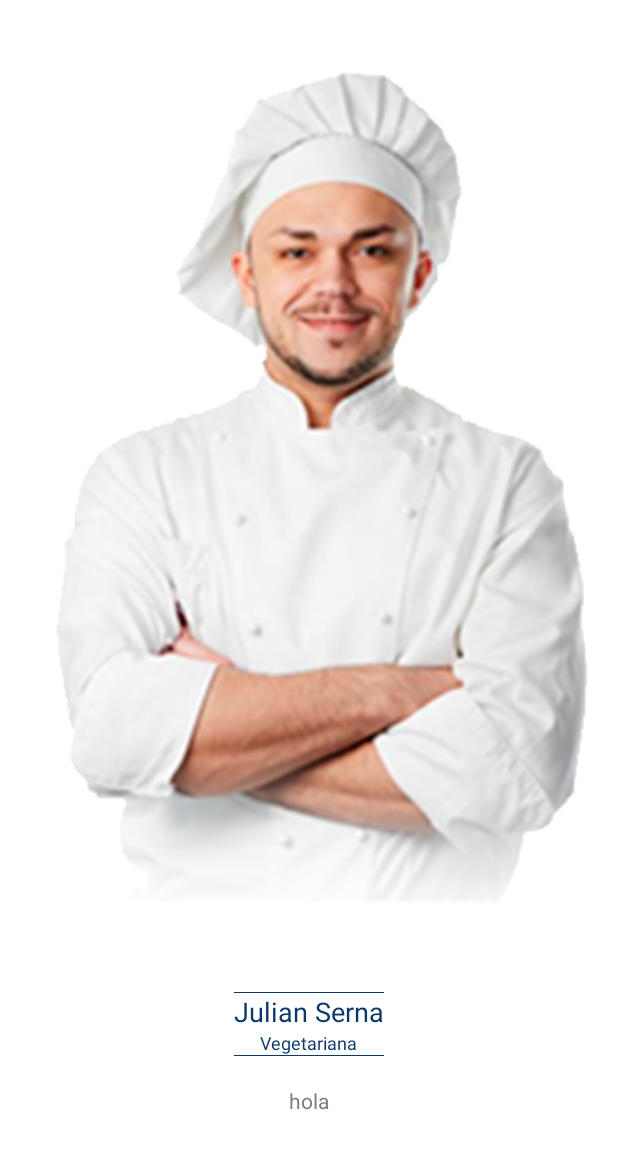
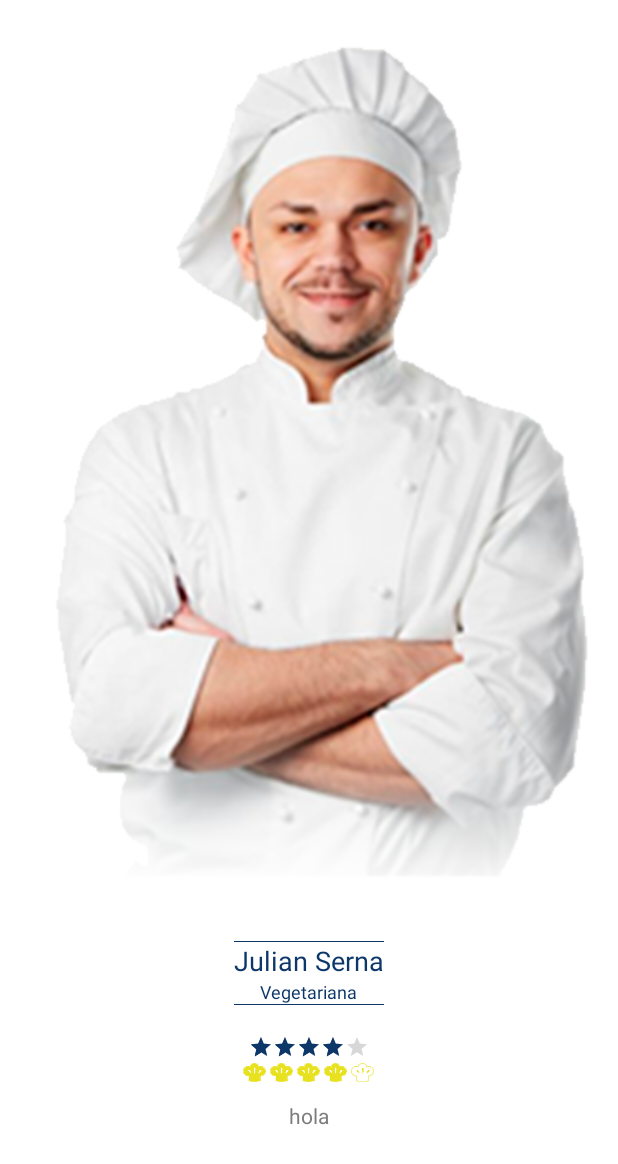
Before and after one commit to manuelkrtc/Chefzin-Android, an Android app: the layout row_chef.xml on its own in the app's theme, with its tools: preview values and no code run, on a phone screen of 412 x 824 dp. Shown: the top 1164 px of the screen. Run offline under Robolectric (Android 15) with nearby library versions, the light colour scheme and no system bars.

Commit message:
add rantingBar

```diff
--- a/app/build.gradle
+++ b/app/build.gradle
@@ -24,7 +24,7 @@ dependencies {
     compile fileTree(dir: 'libs', include: ['*.jar'])
 
     compile 'com.android.support:appcompat-v7:24.1.1'
-    compile "com.android.support:support-v4:+"
+//    compile "com.android.support:support-v4:+"
     compile 'com.squareup.picasso:picasso:2.5.2'
 
     //slider
--- a/app/src/main/java/com/future333/chefzin/FragmentChef.java
+++ b/app/src/main/java/com/future333/chefzin/FragmentChef.java
@@ -2,15 +2,21 @@ package com.future333.chefzin;
 
 import android.app.Fragment;
 import android.content.Context;
+import android.content.res.Resources;
 import android.graphics.Bitmap;
+import android.graphics.Color;
 import android.graphics.Paint;
+import android.graphics.PorterDuff;
+import android.graphics.drawable.LayerDrawable;
 import android.os.Bundle;
+import android.support.v4.content.ContextCompat;
 import android.util.Log;
 import android.view.LayoutInflater;
 import android.view.View;
 import android.view.ViewGroup;
 import android.widget.ImageView;
 import android.widget.LinearLayout;
+import android.widget.RatingBar;
 import android.widget.TextView;
 
 import com.daimajia.slider.library.SliderLayout;
@@ -53,14 +59,11 @@ public class FragmentChef extends Fragment {
     }
 
     private void initSlider(ArrayList<Chef> chefs) {
-
+        slider.stopAutoCycle();
         for(Chef chef: chefs){
             slider.addSlider(new CustomSliderView(chef));
         }
-
     }
-
-
 
     public class CustomSliderView extends BaseSliderView {
 
@@ -80,6 +83,22 @@ public class FragmentChef extends Fragment {
             TextView    tvDescription      = (TextView) v.findViewById(R.id.tvDescription);
             TextView    tvSpecialtyChef    = (TextView) v.findViewById(R.id.tvSpecialtyChef);
 
+            RatingBar       ratingBar       = (RatingBar) v.findViewById(R.id.ratingBar);
+            LinearLayout    zoneRating      = (LinearLayout) v.findViewById(R.id.zoneRating);
+
+            ratingBar.setRating(3.5F);
+            LayerDrawable stars = (LayerDrawable) ratingBar.getProgressDrawable();
+            stars.getDrawable(2).setColorFilter(getResources().getColor(R.color.colorPrimary), PorterDuff.Mode.SRC_ATOP);
+
+            if(chef.name.equals("manuel")){
+                ratingBar.setVisibility(View.GONE);
+                zoneRating.setVisibility(View.VISIBLE);
+            }else{
+                ratingBar.setVisibility(View.VISIBLE);
+                zoneRating.setVisibility(View.GONE);
+            }
+
+
             if(tvNameChef != null)  tvNameChef.setText(chef.name);
             else                    tvNameChef.setVisibility(View.GONE);
 
@@ -89,6 +108,7 @@ public class FragmentChef extends Fragment {
             if(tvSpecialtyChef != null) tvSpecialtyChef.setText(chef.specialty);
             else                        tvSpecialtyChef.setVisibility(View.GONE);
 
+
             return v;
         }
 
--- a/app/src/main/res/layout/row_chef.xml
+++ b/app/src/main/res/layout/row_chef.xml
@@ -53,6 +53,56 @@
 
     </LinearLayout>
 
+    <RatingBar
+        android:id="@+id/ratingBar"
+        android:layout_width="wrap_content"
+        android:layout_height="wrap_content"
+        android:numStars="5"
+        android:rating="4"
+        android:stepSize="0.1"
+        android:isIndicator="true"
+        style="?android:attr/ratingBarStyleSmall"
+        />
+
+    <LinearLayout
+        android:id="@+id/zoneRating"
+        android:layout_width="wrap_content"
+        android:layout_height="wrap_content"
+        android:orientation="horizontal">
+
+        <ImageView
+            android:layout_width="15dp"
+            android:layout_height="15dp"
+            android:layout_margin="1dp"
+            android:src="@mipmap/ic_rating_full"/>
+
+        <ImageView
+            android:layout_width="15dp"
+            android:layout_height="15dp"
+            android:layout_margin="1dp"
+            android:src="@mipmap/ic_rating_full"/>
+
+        <ImageView
+            android:layout_width="15dp"
+            android:layout_height="15dp"
+            android:layout_margin="1dp"
+            android:src="@mipmap/ic_rating_full"/>
+
+        <ImageView
+            android:layout_width="15dp"
+            android:layout_height="15dp"
+            android:layout_margin="1dp"
+            android:src="@mipmap/ic_rating_full"/>
+
+        <ImageView
+            android:layout_width="15dp"
+            android:layout_height="15dp"
+            android:layout_margin="1dp"
+            android:src="@mipmap/ic_rating_empty"/>
+
+
+    </LinearLayout>
+
     <ScrollView
         android:id="@+id/svDescription"
         android:layout_width="match_parent"
@@ -66,6 +116,7 @@
         <TextView
             android:layout_width="wrap_content"
             android:layout_height="wrap_content"
+            android:layout_marginTop="10dp"
             android:gravity="center"
             android:textColor="@color/grey"
             android:text="hola"
```
Also changed, not shown: 1 other file.
